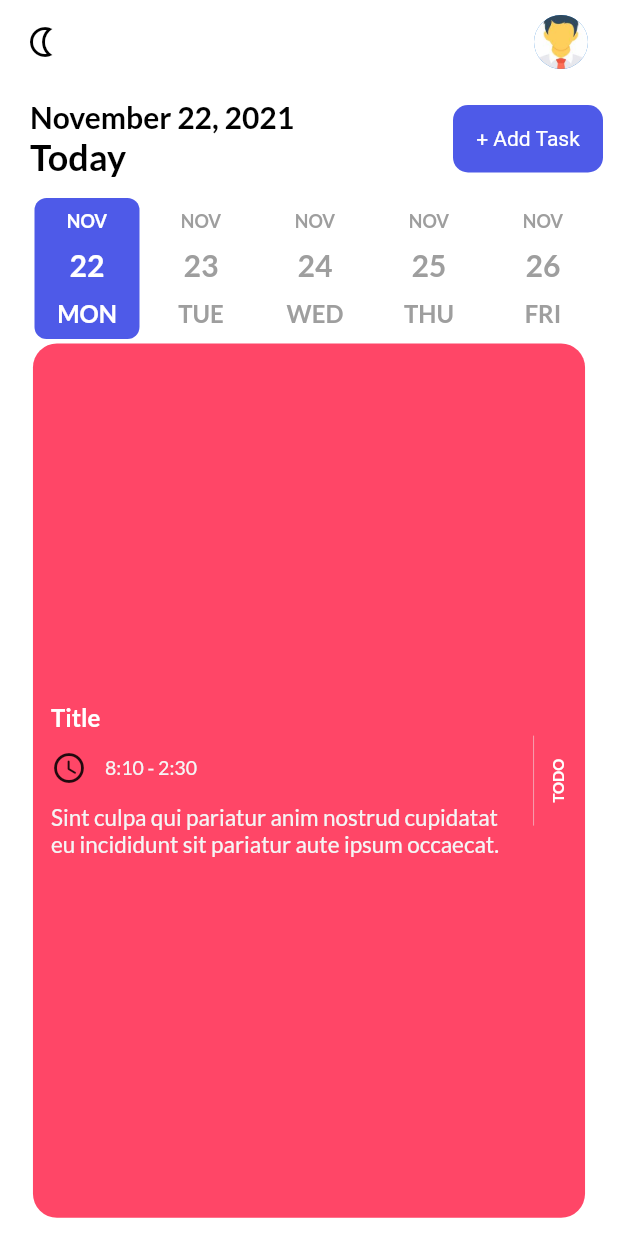
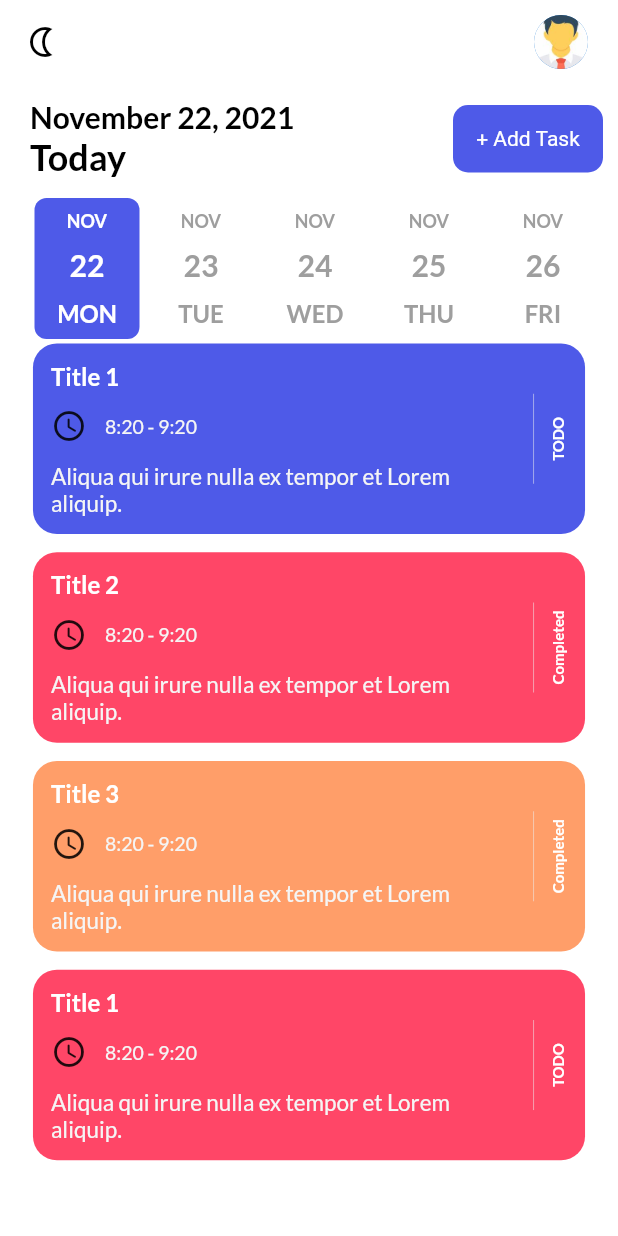
Before and after one commit to AbdArrahmanD/todo, a Flutter app: the screen it shows after launch, on a phone screen of 412 x 824 dp. Run offline on Flutter 3.47's test engine with Material 2 defaults, Android fonts, the phone set to English and light mode, and no system bars; drawn by our look-alikes of date_picker_timeline; our stand-ins replace flutter_local_notifications, flutter_staggered_animations, flutter_svg, get, get_storage, google_fonts and 1 more.

```diff
--- a/lib/controllers/task_controller.dart
+++ b/lib/controllers/task_controller.dart
@@ -2,6 +2,39 @@ import 'package:get/get.dart';
 import 'package:todo/models/task.dart';
 
 class TaskController extends GetxController {
-  List taskList = <Task>[];
+  List taskList = <Task>[
+    Task(
+      title: 'Title 1',
+      color: 0,
+      note: 'Aliqua qui irure nulla ex tempor et Lorem aliquip.',
+      startTime: '8:20',
+      endTime: '9:20',
+      isCompleted: 0,
+    ),
+    Task(
+      title: 'Title 2',
+      color: 1,
+      note: 'Aliqua qui irure nulla ex tempor et Lorem aliquip.',
+      startTime: '8:20',
+      endTime: '9:20',
+      isCompleted: 1,
+    ),
+    Task(
+      title: 'Title 3',
+      color: 2,
+      note: 'Aliqua qui irure nulla ex tempor et Lorem aliquip.',
+      startTime: '8:20',
+      endTime: '9:20',
+      isCompleted: 1,
+    ),
+    Task(
+      title: 'Title 1',
+      color: 1,
+      note: 'Aliqua qui irure nulla ex tempor et Lorem aliquip.',
+      startTime: '8:20',
+      endTime: '9:20',
+      isCompleted: 0,
+    ),
+  ];
   getTask() {}
 }
--- a/lib/views/pages/home_page.dart
+++ b/lib/views/pages/home_page.dart
@@ -1,9 +1,11 @@
 import 'package:date_picker_timeline/date_picker_timeline.dart';
 import 'package:flutter/material.dart';
+import 'package:flutter_staggered_animations/flutter_staggered_animations.dart';
 import 'package:flutter_svg/flutter_svg.dart';
 import 'package:get/get.dart';
 import 'package:google_fonts/google_fonts.dart';
 import 'package:intl/intl.dart';
+import 'package:todo/controllers/task_controller.dart';
 import 'package:todo/models/task.dart';
 import 'package:todo/services/notification_services.dart';
 import 'package:todo/services/theme_services.dart';
@@ -32,6 +34,7 @@ class _HomePageState extends State<HomePage> {
   }
 
   DateTime selectedDate = DateTime.now();
+  final TaskController _taskController = Get.put(TaskController());
   @override
   Widget build(BuildContext context) {
     SizeConfig().init(context);
@@ -159,31 +162,29 @@ class _HomePageState extends State<HomePage> {
   }
 
   Expanded showTasks() => Expanded(
-        child: GestureDetector(
-          onTap: () {
-            showBottomSheet(
-                context,
-                Task(
-                  title: 'Title',
-                  note:
-                      'Sint culpa qui pariatur anim nostrud cupidatat eu incididunt sit pariatur aute ipsum occaecat.',
-                  isCompleted: 0,
-                  startTime: '8:10',
-                  endTime: '2:30',
-                  color: 1,
-                ));
+        child: ListView.builder(
+          scrollDirection: SizeConfig.orientation == Orientation.landscape
+              ? Axis.horizontal
+              : Axis.vertical,
+          itemBuilder: (context, index) {
+            var task = _taskController.taskList[index];
+            return AnimationConfiguration.staggeredList(
+              position: index,
+              duration: const Duration(seconds: 2),
+              child: SlideAnimation(
+                horizontalOffset: 300,
+                child: FadeInAnimation(
+                  child: GestureDetector(
+                    onTap: () => showBottomSheet(context, task),
+                    child: TaskTile(
+                      task,
+                    ),
+                  ),
+                ),
+              ),
+            );
           },
-          child: TaskTile(
-            Task(
-              title: 'Title',
-              note:
-                  'Sint culpa qui pariatur anim nostrud cupidatat eu incididunt sit pariatur aute ipsum occaecat.',
-              isCompleted: 0,
-              startTime: '8:10',
-              endTime: '2:30',
-              color: 1,
-            ),
-          ),
+          itemCount: _taskController.taskList.length,
         ),
       );
 
```
